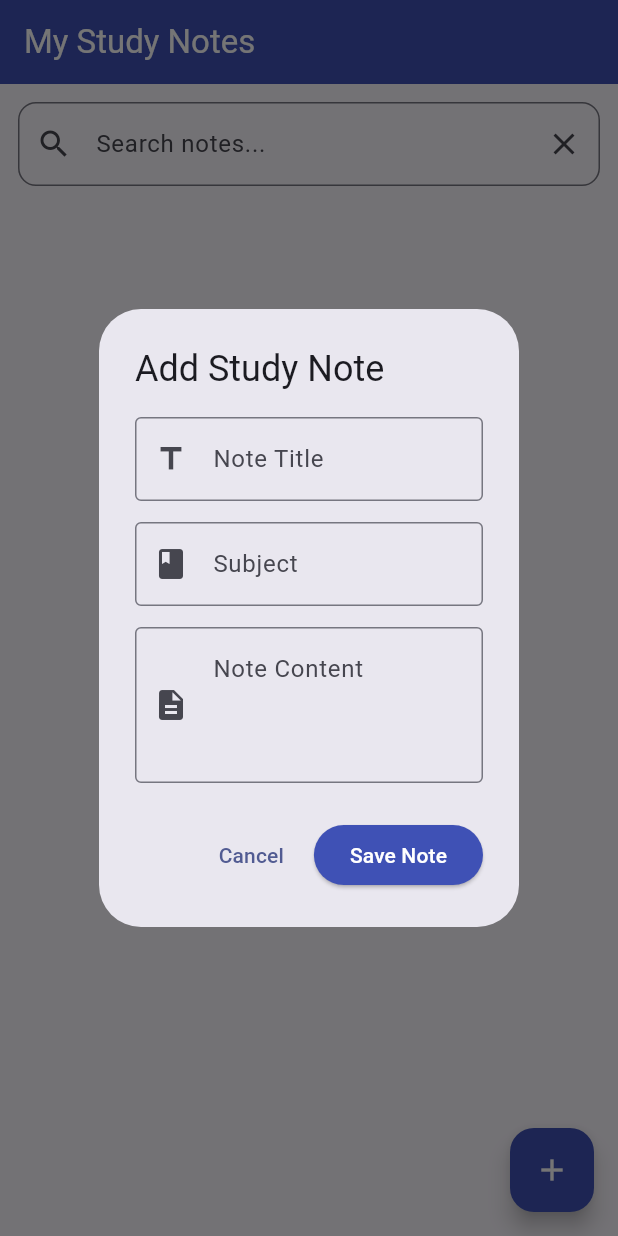
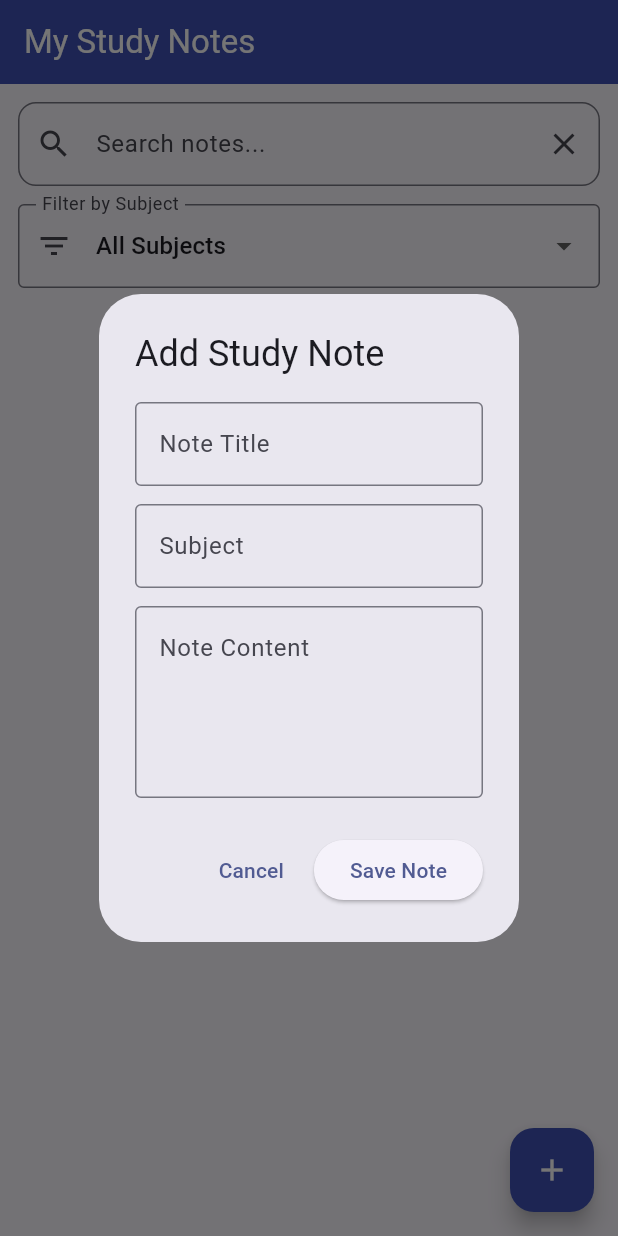
Before and after one commit to Chuswitha04/AI-Study-Companion, a Flutter app: the screen it shows after launch, after a tap on the "add" icon, on a phone screen of 412 x 824 dp. Run offline on Flutter 3.47's test engine with Material 3 defaults, Android fonts, the phone set to English and light mode, and no system bars; our stand-ins replace sqflite; accounts and stored records are empty.

Commit message:
Day 8: Implement notes search and subject filtering

```diff
--- a/app/lib/database/database_helper.dart
+++ b/app/lib/database/database_helper.dart
@@ -1,32 +1,38 @@
+
 import 'package:sqflite/sqflite.dart';
 import 'package:path/path.dart';
 
 import '../models/note.dart';
 
 class DatabaseHelper {
-  static final DatabaseHelper instance = DatabaseHelper._init();
+  static final DatabaseHelper instance =
+      DatabaseHelper._internal();
 
   static Database? _database;
 
-  DatabaseHelper._init();
+  DatabaseHelper._internal();
 
   Future<Database> get database async {
     if (_database != null) {
       return _database!;
     }
 
-    _database = await _initDB('study_notes.db');
+    _database = await _initDatabase();
     return _database!;
   }
 
-  Future<Database> _initDB(String fileName) async {
-    final dbPath = await getDatabasesPath();
-    final path = join(dbPath, fileName);
+  Future<Database> _initDatabase() async {
+    final databasePath = await getDatabasesPath();
 
-    return await openDatabase(path, version: 1, onCreate: _createDB);
-  }
+    final path = join(
+      databasePath,
+      'ai_study_companion.db',
+    );
 
-  Future<void> _createDB(Database db, int version) async {
+    return await openDatabase(
+      path,
+      version: 2,
+      onCreate: (db, version) async {
         await db.execute('''
           CREATE TABLE notes (
             id INTEGER PRIMARY KEY AUTOINCREMENT,
@@ -36,20 +42,47 @@ class DatabaseHelper {
             createdAt TEXT NOT NULL
           )
         ''');
+      },
+      onUpgrade: (db, oldVersion, newVersion) async {
+        if (oldVersion < 2) {
+          final columns = await db.rawQuery(
+            'PRAGMA table_info(notes)',
+          );
+
+          final hasCreatedAt = columns.any(
+            (column) => column['name'] == 'createdAt',
+          );
+
+          if (!hasCreatedAt) {
+            await db.execute(
+              "ALTER TABLE notes ADD COLUMN "
+              "createdAt TEXT NOT NULL DEFAULT ''",
+            );
+          }
+        }
+      },
+    );
   }
 
   // Insert a new note.
   Future<int> insertNote(Note note) async {
     final db = await database;
 
-    return await db.insert('notes', note.toMap()..remove('id'));
+    return await db.insert(
+      'notes',
+      note.toMap()..remove('id'),
+      conflictAlgorithm: ConflictAlgorithm.replace,
+    );
   }
 
   // Retrieve all notes.
   Future<List<Note>> getNotes() async {
     final db = await database;
 
-    final result = await db.query('notes', orderBy: 'id DESC');
+    final result = await db.query(
+      'notes',
+      orderBy: 'id DESC',
+    );
 
     return result.map((map) => Note.fromMap(map)).toList();
   }
@@ -58,14 +91,24 @@ class DatabaseHelper {
   Future<int> deleteNote(int id) async {
     final db = await database;
 
-    return await db.delete('notes', where: 'id = ?', whereArgs: [id]);
+    return await db.delete(
+      'notes',
+      where: 'id = ?',
+      whereArgs: [id],
+    );
   }
 
-  // Close the database when required.
-  Future<void> closeDatabase() async {
-    if (_database != null) {
-      await _database!.close();
-      _database = null;
+  // Retrieve all distinct subjects.
+  Future<List<String>> getSubjects() async {
+    final db = await database;
+
+    final result = await db.rawQuery(
+      'SELECT DISTINCT subject FROM notes '
+      'ORDER BY subject ASC',
+    );
+
+    return result
+        .map((row) => row['subject'].toString())
+        .toList();
   }
 }
-}
--- a/app/lib/main.dart
+++ b/app/lib/main.dart
@@ -1,3 +1,4 @@
+
 import 'package:flutter/material.dart';
 import 'screens/notes_screen.dart';
 
@@ -15,7 +16,9 @@ class AIStudyCompanion extends StatelessWidget {
       debugShowCheckedModeBanner: false,
       title: 'AI Study Companion',
       theme: ThemeData(
-        colorScheme: ColorScheme.fromSeed(seedColor: Colors.indigo),
+        colorScheme: ColorScheme.fromSeed(
+          seedColor: Colors.indigo,
+        ),
         useMaterial3: true,
       ),
       home: const NotesScreen(),
--- a/app/lib/models/note.dart
+++ b/app/lib/models/note.dart
@@ -1,3 +1,4 @@
+
 class Note {
   final int? id;
   final String title;
--- a/app/lib/screens/notes_screen.dart
+++ b/app/lib/screens/notes_screen.dart
@@ -1,3 +1,4 @@
+
 import 'package:flutter/material.dart';
 
 import '../models/note.dart';
@@ -14,7 +15,12 @@ class _NotesScreenState extends State<NotesScreen> {
   List<Note> notes = [];
 
   bool isLoading = true;
-  String searchQuery = '';
+  bool isSaving = false;
+
+  final TextEditingController searchController =
+      TextEditingController();
+
+  String selectedSubject = 'All Subjects';
 
   @override
   void initState() {
@@ -22,16 +28,27 @@ class _NotesScreenState extends State<NotesScreen> {
     loadNotes();
   }
 
-  // Load all saved notes from SQLite.
+  @override
+  void dispose() {
+    searchController.dispose();
+    super.dispose();
+  }
+
+  // LOAD NOTES FROM SQLITE
   Future<void> loadNotes() async {
     try {
-      final result = await DatabaseHelper.instance.getNotes();
+      final data = await DatabaseHelper.instance.getNotes();
 
       if (!mounted) return;
 
       setState(() {
-        notes = result;
+        notes = data;
         isLoading = false;
+
+        if (selectedSubject != 'All Subjects' &&
+            !notes.any((n) => n.subject == selectedSubject)) {
+          selectedSubject = 'All Subjects';
+        }
       });
     } catch (e) {
       if (!mounted) return;
@@ -40,42 +57,32 @@ class _NotesScreenState extends State<NotesScreen> {
         isLoading = false;
       });
 
-      ScaffoldMessenger.of(
-        context,
-      ).showSnackBar(SnackBar(content: Text('Unable to load notes: $e')));
+      ScaffoldMessenger.of(context).showSnackBar(
+        SnackBar(
+          content: Text('Unable to load notes: $e'),
+        ),
+      );
     }
   }
 
-  // Search notes by title, subject or content.
-  List<Note> get filteredNotes {
-    if (searchQuery.trim().isEmpty) {
-      return notes;
-    }
-
-    final query = searchQuery.toLowerCase().trim();
-
-    return notes.where((note) {
-      return note.title.toLowerCase().contains(query) ||
-          note.subject.toLowerCase().contains(query) ||
-          note.content.toLowerCase().contains(query);
-    }).toList();
-  }
-
-  // Open the Add Note dialog.
-  // The dialog returns a Note object.
-  // Database insertion happens AFTER the dialog closes.
+  // OPEN ADD NOTE DIALOG AND SAVE AFTER IT CLOSES
   Future<void> showAddNoteDialog() async {
     final Note? newNote = await showDialog<Note>(
       context: context,
       barrierDismissible: false,
       builder: (dialogContext) {
-        return const AddNoteDialog();
+        return const _AddNoteDialog();
       },
     );
 
     if (!mounted || newNote == null) return;
 
+    setState(() {
+      isSaving = true;
+    });
+
     try {
+      // Database operation happens AFTER the dialog closes.
       await DatabaseHelper.instance.insertNote(newNote);
 
       if (!mounted) return;
@@ -99,17 +106,23 @@ class _NotesScreenState extends State<NotesScreen> {
           backgroundColor: Colors.red,
         ),
       );
+    } finally {
+      if (mounted) {
+        setState(() {
+          isSaving = false;
+        });
+      }
     }
   }
 
-  // Delete note after confirmation.
+  // DELETE NOTE
   Future<void> removeNote(Note note) async {
     final confirm = await showDialog<bool>(
       context: context,
       builder: (dialogContext) {
         return AlertDialog(
           title: const Text('Delete Note?'),
-          content: Text('Are you sure you want to delete "${note.title}"?'),
+          content: Text('Delete "${note.title}"?'),
           actions: [
             TextButton(
               onPressed: () {
@@ -121,10 +134,6 @@ class _NotesScreenState extends State<NotesScreen> {
               onPressed: () {
                 Navigator.of(dialogContext).pop(true);
               },
-              style: ElevatedButton.styleFrom(
-                backgroundColor: Colors.red,
-                foregroundColor: Colors.white,
-              ),
               child: const Text('Delete'),
             ),
           ],
@@ -146,15 +155,48 @@ class _NotesScreenState extends State<NotesScreen> {
       if (!mounted) return;
 
       ScaffoldMessenger.of(context).showSnackBar(
-        const SnackBar(content: Text('Note deleted successfully!')),
+        const SnackBar(
+          content: Text('Note deleted successfully!'),
+        ),
       );
     } catch (e) {
       if (!mounted) return;
 
-      ScaffoldMessenger.of(
-        context,
-      ).showSnackBar(SnackBar(content: Text('Delete failed: $e')));
+      ScaffoldMessenger.of(context).showSnackBar(
+        SnackBar(
+          content: Text('Delete failed: $e'),
+        ),
+      );
     }
+  }
+
+  // FILTER NOTES BY SEARCH AND SUBJECT
+  List<Note> get filteredNotes {
+    final query = searchController.text.trim().toLowerCase();
+
+    return notes.where((note) {
+      final matchesSearch =
+          note.title.toLowerCase().contains(query) ||
+          note.subject.toLowerCase().contains(query) ||
+          note.content.toLowerCase().contains(query);
+
+      final matchesSubject =
+          selectedSubject == 'All Subjects' ||
+          note.subject == selectedSubject;
+
+      return matchesSearch && matchesSubject;
+    }).toList();
+  }
+
+  List<String> get subjects {
+    final result = notes
+        .map((note) => note.subject)
+        .toSet()
+        .toList();
+
+    result.sort();
+
+    return ['All Subjects', ...result];
   }
 
   @override
@@ -169,89 +211,127 @@ class _NotesScreenState extends State<NotesScreen> {
       ),
 
       body: isLoading
-          ? const Center(child: CircularProgressIndicator())
+          ? const Center(
+              child: CircularProgressIndicator(),
+            )
           : Column(
               children: [
-                // Search field.
+                // SEARCH FIELD
                 Padding(
-                  padding: const EdgeInsets.all(12),
+                  padding: const EdgeInsets.fromLTRB(
+                    12, 12, 12, 6,
+                  ),
                   child: TextField(
+                    controller: searchController,
+                    onChanged: (_) {
+                      setState(() {});
+                    },
                     decoration: InputDecoration(
                       hintText: 'Search notes...',
                       prefixIcon: const Icon(Icons.search),
                       suffixIcon: IconButton(
                         icon: const Icon(Icons.clear),
                         onPressed: () {
-                          setState(() {
-                            searchQuery = '';
-                          });
+                          searchController.clear();
+                          setState(() {});
                         },
                       ),
                       border: OutlineInputBorder(
                         borderRadius: BorderRadius.circular(12),
                       ),
                     ),
+                  ),
+                ),
+
+                // SUBJECT FILTER
+                Padding(
+                  padding: const EdgeInsets.symmetric(
+                    horizontal: 12,
+                    vertical: 6,
+                  ),
+                  child: DropdownButtonFormField<String>(
+                    initialValue: selectedSubject,
+                    isExpanded: true,
+                    decoration: const InputDecoration(
+                      labelText: 'Filter by Subject',
+                      border: OutlineInputBorder(),
+                      prefixIcon: Icon(Icons.filter_list),
+                    ),
+                    items: subjects.map((subject) {
+                      return DropdownMenuItem<String>(
+                        value: subject,
+                        child: Text(subject),
+                      );
+                    }).toList(),
                     onChanged: (value) {
+                      if (value == null) return;
+
                       setState(() {
-                        searchQuery = value;
+                        selectedSubject = value;
                       });
                     },
                   ),
                 ),
 
-                // Notes list.
+                // NOTES LIST
                 Expanded(
                   child: displayedNotes.isEmpty
                       ? Center(
                           child: Text(
-                            searchQuery.isEmpty
+                            notes.isEmpty
                                 ? 'No notes yet.\nTap + to create your first note!'
                                 : 'No matching notes found.',
                             textAlign: TextAlign.center,
-                            style: const TextStyle(fontSize: 16),
+                            style: const TextStyle(
+                              fontSize: 16,
+                            ),
                           ),
                         )
                       : RefreshIndicator(
                           onRefresh: loadNotes,
                           child: ListView.builder(
+                            physics:
+                                const AlwaysScrollableScrollPhysics(),
                             padding: const EdgeInsets.all(12),
                             itemCount: displayedNotes.length,
                             itemBuilder: (context, index) {
                               final note = displayedNotes[index];
 
                               return Card(
-                                elevation: 3,
-                                margin: const EdgeInsets.only(bottom: 12),
+                                margin: const EdgeInsets.only(
+                                  bottom: 12,
+                                ),
                                 child: ListTile(
-                                  contentPadding: const EdgeInsets.all(12),
-
+                                  leading: const CircleAvatar(
+                                    backgroundColor: Colors.indigo,
+                                    child: Icon(
+                                      Icons.menu_book,
+                                      color: Colors.white,
+                                    ),
+                                  ),
                                   title: Text(
                                     note.title,
                                     style: const TextStyle(
                                       fontWeight: FontWeight.bold,
-                                      fontSize: 17,
                                     ),
                                   ),
-
                                   subtitle: Padding(
-                                    padding: const EdgeInsets.only(top: 8),
+                                    padding: const EdgeInsets.only(
+                                      top: 8,
+                                    ),
                                     child: Text(
-                                      '${note.subject}\n\n${note.content}',
-                                      maxLines: 4,
+                                      '${note.subject}\n${note.content}',
+                                      maxLines: 3,
                                       overflow: TextOverflow.ellipsis,
                                     ),
                                   ),
-
                                   isThreeLine: true,
-
                                   trailing: IconButton(
                                     icon: const Icon(
                                       Icons.delete,
                                       color: Colors.red,
                                     ),
-                                    onPressed: () {
-                                      removeNote(note);
-                                    },
+                                    onPressed: () => removeNote(note),
                                   ),
                                 ),
                               );
@@ -263,48 +343,51 @@ class _NotesScreenState extends State<NotesScreen> {
             ),
 
       floatingActionButton: FloatingActionButton(
-        onPressed: showAddNoteDialog,
+        onPressed: isSaving ? null : showAddNoteDialog,
         backgroundColor: Colors.indigo,
         foregroundColor: Colors.white,
-        child: const Icon(Icons.add),
+        child: isSaving
+            ? const SizedBox(
+                height: 22,
+                width: 22,
+                child: CircularProgressIndicator(
+                  strokeWidth: 2,
+                  color: Colors.white,
+                ),
+              )
+            : const Icon(Icons.add),
       ),
     );
   }
 }
 
-// Separate Add Note dialog.
-// Controllers are disposed only when the dialog is disposed.
-class AddNoteDialog extends StatefulWidget {
-  const AddNoteDialog({super.key});
+// SEPARATE ADD NOTE DIALOG
+// Controllers belong to this widget and are disposed
+// only when this widget is disposed.
+
+class _AddNoteDialog extends StatefulWidget {
+  const _AddNoteDialog();
 
   @override
-  State<AddNoteDialog> createState() => _AddNoteDialogState();
+  State<_AddNoteDialog> createState() => _AddNoteDialogState();
 }
 
-class _AddNoteDialogState extends State<AddNoteDialog> {
+class _AddNoteDialogState extends State<_AddNoteDialog> {
   final _formKey = GlobalKey<FormState>();
 
-  final TextEditingController titleController = TextEditingController();
-
-  final TextEditingController subjectController = TextEditingController();
-
-  final TextEditingController contentController = TextEditingController();
-
-  bool isSubmitting = false;
+  final titleController = TextEditingController();
+  final subjectController = TextEditingController();
+  final contentController = TextEditingController();
 
   @override
   void dispose() {
     titleController.dispose();
     subjectController.dispose();
     contentController.dispose();
-
     super.dispose();
   }
 
-  // Validate and return the Note to the parent screen.
   void saveNote() {
-    if (isSubmitting) return;
-
     if (!_formKey.currentState!.validate()) {
       return;
     }
@@ -316,12 +399,8 @@ class _AddNoteDialogState extends State<AddNoteDialog> {
       createdAt: DateTime.now().toIso8601String(),
     );
 
-    setState(() {
-      isSubmitting = true;
-    });
-
-    // Return the note to NotesScreen.
-    // Database insertion is handled there.
+    // Return the note to the parent screen.
+    // Do not access or dispose controllers after popping.
     Navigator.of(context).pop(note);
   }
 
@@ -330,62 +409,55 @@ class _AddNoteDialogState extends State<AddNoteDialog> {
     return AlertDialog(
       title: const Text('Add Study Note'),
 
-      content: SingleChildScrollView(
-        child: Form(
-          key: _formKey,
+      content: Form(
+        key: _formKey,
+        child: SingleChildScrollView(
           child: Column(
             mainAxisSize: MainAxisSize.min,
             children: [
               TextFormField(
                 controller: titleController,
-                textCapitalization: TextCapitalization.sentences,
                 decoration: const InputDecoration(
                   labelText: 'Note Title',
                   border: OutlineInputBorder(),
-                  prefixIcon: Icon(Icons.title),
                 ),
                 validator: (value) {
                   if (value == null || value.trim().isEmpty) {
-                    return 'Please enter note title';
+                    return 'Enter note title';
                   }
                   return null;
                 },
               ),
 
-              const SizedBox(height: 14),
+              const SizedBox(height: 12),
 
               TextFormField(
                 controller: subjectController,
-                textCapitalization: TextCapitalization.words,
                 decoration: const InputDecoration(
                   labelText: 'Subject',
                   border: OutlineInputBorder(),
-                  prefixIcon: Icon(Icons.book),
                 ),
                 validator: (value) {
                   if (value == null || value.trim().isEmpty) {
-                    return 'Please enter subject';
+                    return 'Enter subject';
                   }
                   return null;
                 },
               ),
 
-              const SizedBox(height: 14),
+              const SizedBox(height: 12),
 
               TextFormField(
                 controller: contentController,
-                maxLines: 5,
-                minLines: 3,
-                textCapitalization: TextCapitalization.sentences,
+                maxLines: 4,
                 decoration: const InputDecoration(
                   labelText: 'Note Content',
+                  alignLabelWithHint: true,
                   border: OutlineInputBorder(),
-                  alignLabelWithHint: true,
-                  prefixIcon: Icon(Icons.description),
                 ),
                 validator: (value) {
                   if (value == null || value.trim().isEmpty) {
-                    return 'Please enter note content';
+                    return 'Enter note content';
                   }
                   return null;
                 },
@@ -397,20 +469,14 @@ class _AddNoteDialogState extends State<AddNoteDialog> {
 
       actions: [
         TextButton(
-          onPressed: isSubmitting
-              ? null
-              : () {
-                  Navigator.of(context).pop();
-                },
+          onPressed: () {
+            Navigator.of(context).pop();
+          },
           child: const Text('Cancel'),
         ),
 
         ElevatedButton(
-          onPressed: isSubmitting ? null : saveNote,
-          style: ElevatedButton.styleFrom(
-            backgroundColor: Colors.indigo,
-            foregroundColor: Colors.white,
-          ),
+          onPressed: saveNote,
           child: const Text('Save Note'),
         ),
       ],
--- a/app/pubspec.yaml
+++ b/app/pubspec.yaml
@@ -34,7 +34,7 @@ dependencies:
   # The following adds the Cupertino Icons font to your application.
   # Use with the CupertinoIcons class for iOS style icons.
 
-  sqflite: ^2.4.2
+  sqflite: ^2.4.6
   path: ^1.9.1
 
 dev_dependencies:
```
Lines whose indentation alone changed are shown as unchanged.
